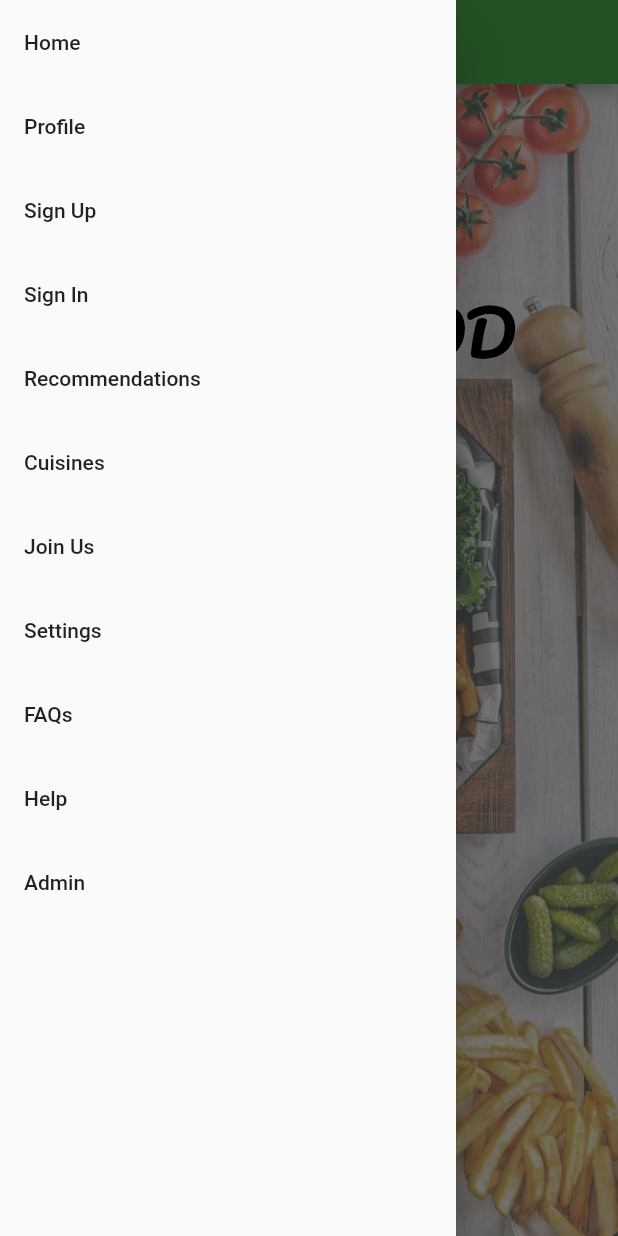
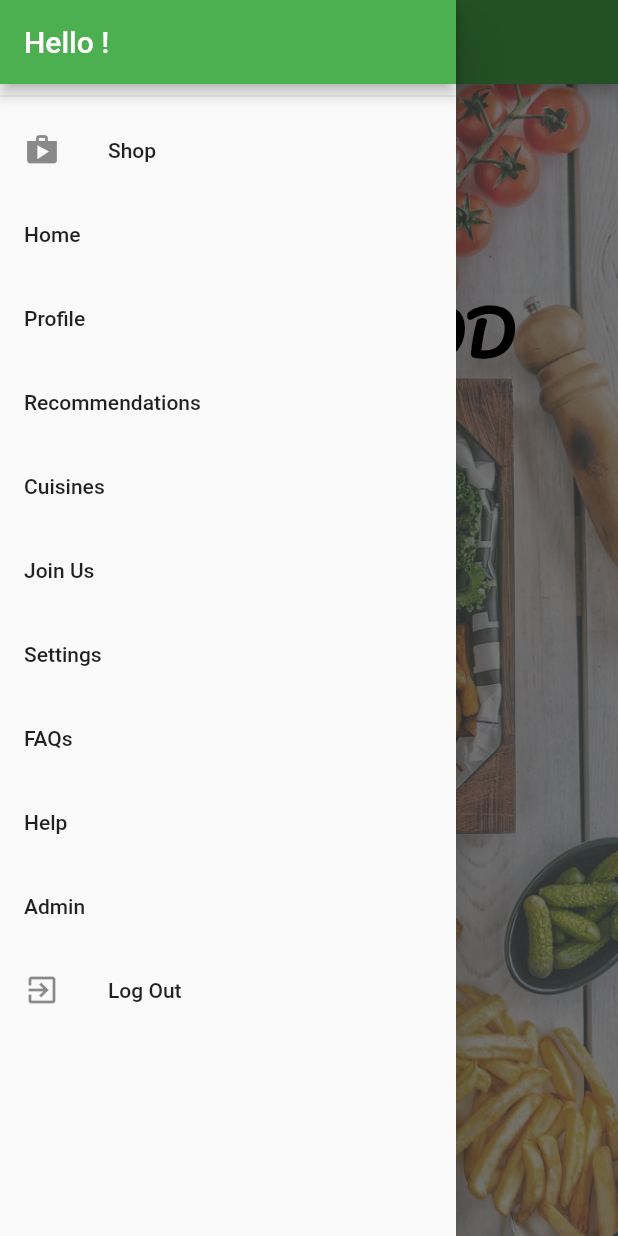
Before and after one commit to D-mahmoud/Wise-Food, a Flutter app: the HomePage screen opened by its route, with the side drawer open, on a phone screen of 412 x 824 dp. Run offline on Flutter 3.47's test engine with Material 2 defaults, Android fonts, the phone set to English and light mode, and no system bars; our stand-ins replace flutter_svg, rating_bar, settings_ui, shared_preferences; missing offline and left inert: adobe_xd; accounts and stored records are empty.

Commit message:
drawer etzabat

```diff
--- a/lib/widgets/drawer.dart
+++ b/lib/widgets/drawer.dart
@@ -23,25 +23,45 @@ class AppDrawer extends StatelessWidget {
               Navigator.of(context).pushReplacementNamed('/');
             },
           ),
-          Divider(),
-          // ListTile(
-          //   leading: Icon(Icons.payment),
-          //   title: Text('Join Us'),
-          //   onTap: () {
-          //     Navigator.of(context)
-          //         .pushReplacementNamed(OrdersScreen.routeName);
-          //   },
-          // ),
-          Divider(),
-          // ListTile(
-          //   leading: Icon(Icons.edit),
-          //   title: Text('Manage Products'),
-          //   onTap: () {
-          //     Navigator.of(context)
-          //         .pushReplacementNamed(UserProductsScreen.routeName);
-          //   },
-          // ),
-          Divider(),
+          ListTile(
+              title: Text('Home'),
+              onTap: () => Navigator.pushNamed(context, 'home'),
+            ),
+            ListTile(
+              title: Text('Profile'),
+              onTap: () => Navigator.pushNamed(context, 'profile'),
+            ),
+
+
+            ListTile(
+              title: Text('Recommendations'),
+              onTap: () => Navigator.pushNamed(context, 'recommend'),
+            ),
+            ListTile(
+              title: Text('Cuisines'),
+              onTap: () => Navigator.pushNamed(context, 'cuisines'),
+            ),
+            ListTile(
+              title: Text('Join Us'),
+              onTap: () => Navigator.pushNamed(context, 'join us'),
+            ),
+            ListTile(
+              title: Text('Settings'),
+              onTap: () => Navigator.pushNamed(context, 'settings'),
+            ),
+            ListTile(
+              title: Text('FAQs'),
+              onTap: () => Navigator.pushNamed(context, 'faqs'),
+            ),
+            ListTile(
+              title: Text('Help'),
+              onTap: () => Navigator.pushNamed(context, 'help'),
+            ),
+            ListTile(
+              title: Text('Admin'),
+              onTap: () => Navigator.pushNamed(context, 'admin'),
+            ),
+
           ListTile(
             leading: Icon(Icons.exit_to_app),
             title: Text('Log Out'),
--- a/lib/widgets/home.dart
+++ b/lib/widgets/home.dart
@@ -1,6 +1,6 @@
 import 'package:flutter/material.dart';
 import 'package:flutter/animation.dart';
-
+import 'package:wisefood/widgets/drawer.dart';
 class HomePage extends StatefulWidget {
   @override
   _HomePageeState createState() => _HomePageeState();
@@ -29,56 +29,7 @@ class _HomePageeState extends State<HomePage>
   @override
   Widget build(BuildContext context) {
     return Scaffold(
-      drawer: Drawer(
-        child: ListView(
-          children: <Widget>[
-            ListTile(
-              title: Text('Home'),
-              onTap: () => Navigator.pushNamed(context, 'home'),
-            ),
-            ListTile(
-              title: Text('Profile'),
-              onTap: () => Navigator.pushNamed(context, 'profile'),
-            ),
-            ListTile(
-              title: Text('Sign Up'),
-              onTap: () => Navigator.pushNamed(context, 'Sign Up'),
-            ),
-            ListTile(
-              title: Text('Sign In'),
-              onTap: () => Navigator.pushNamed(context, 'Sign IN'),
-            ),
-            ListTile(
-              title: Text('Recommendations'),
-              onTap: () => Navigator.pushNamed(context, 'recommend'),
-            ),
-            ListTile(
-              title: Text('Cuisines'),
-              onTap: () => Navigator.pushNamed(context, 'cuisines'),
-            ),
-            ListTile(
-              title: Text('Join Us'),
-              onTap: () => Navigator.pushNamed(context, 'join us'),
-            ),
-            ListTile(
-              title: Text('Settings'),
-              onTap: () => Navigator.pushNamed(context, 'settings'),
-            ),
-            ListTile(
-              title: Text('FAQs'),
-              onTap: () => Navigator.pushNamed(context, 'faqs'),
-            ),
-            ListTile(
-              title: Text('Help'),
-              onTap: () => Navigator.pushNamed(context, 'help'),
-            ),
-            ListTile(
-              title: Text('Admin'),
-              onTap: () => Navigator.pushNamed(context, 'admin'),
-            ),
-          ],
-        ),
-      ),
+      drawer:AppDrawer(),
       appBar: AppBar(
         title: Text('Home'),
       ),
```
